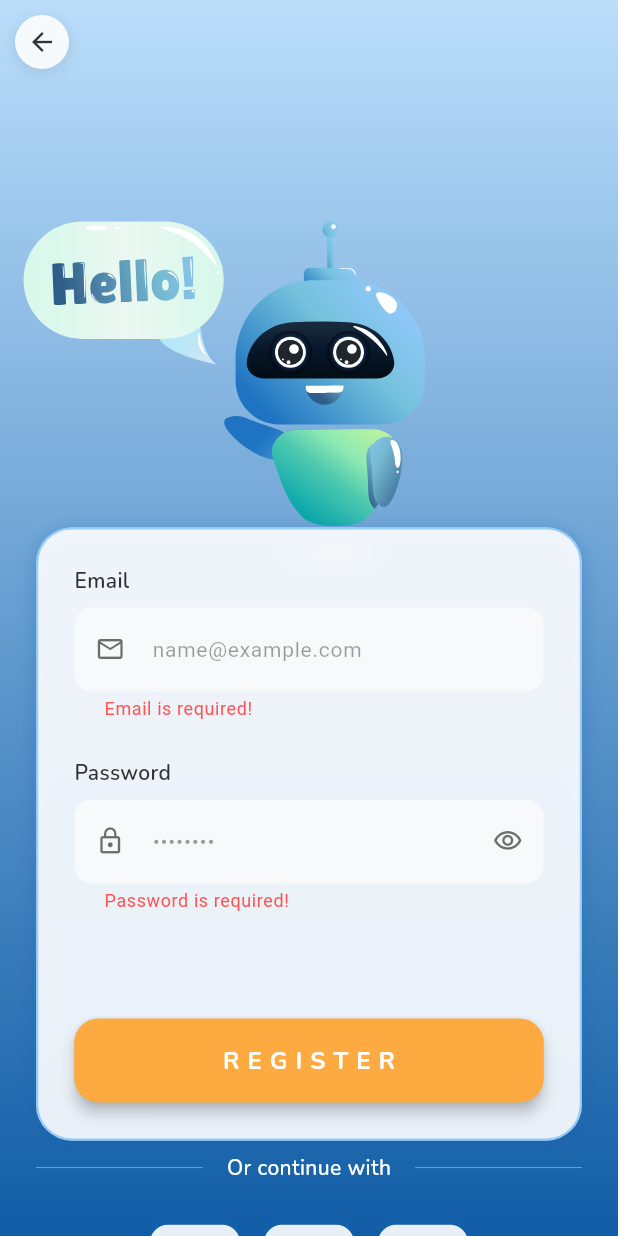
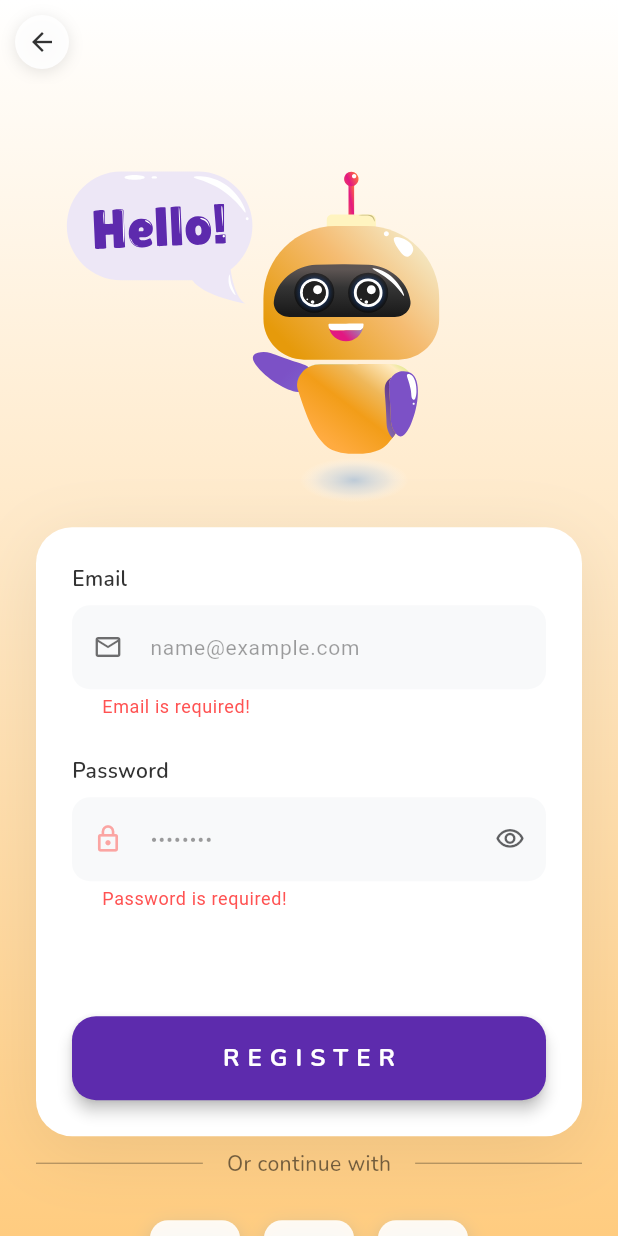
Before and after one commit to MadhavJr19/SpeakEase, a Flutter app: the SignUpPage screen opened directly, after a tap on "R E G I S T E R", on a phone screen of 412 x 824 dp. Run offline on Flutter 3.47's test engine with Material 3 defaults, Android fonts, the light colour scheme and no system bars; our stand-ins replace cloud_firestore, firebase_auth, firebase_core, flutter_tts, font_awesome_flutter, google_fonts and 9 more; missing offline and left inert: flutter_facebook_auth; accounts and stored records are empty; project files that could hold a hidden picture were left out.

Commit message:
version 1

```diff
--- a/lib/pages/Auth/signup.dart
+++ b/lib/pages/Auth/signup.dart
@@ -11,27 +11,7 @@ import 'package:flutter_facebook_auth/flutter_facebook_auth.dart';
 import 'package:sign_in_with_apple/sign_in_with_apple.dart';
 import 'login.dart';
 
-// Custom scroll physics that prevents bouncing at the top
-class CustomScrollPhysics extends BouncingScrollPhysics {
-  const CustomScrollPhysics({ScrollPhysics? parent}) : super(parent: parent);
-
-  @override
-  CustomScrollPhysics applyTo(ScrollPhysics? ancestor) {
-    return CustomScrollPhysics(parent: buildParent(ancestor));
-  }
-
-  @override
-  double applyBoundaryConditions(ScrollMetrics position, double value) {
-    if (value < position.minScrollExtent) {
-      return value - position.minScrollExtent; // Clamp to top
-    }
-    if (value > 0) {
-      return value - position.minScrollExtent;
-    }
-    return super.applyBoundaryConditions(position, value);
-  }
-}
-
+// Removed CustomScrollPhysics since we'll use default BouncingScrollPhysics
 class SignUpPage extends StatefulWidget {
   const SignUpPage({Key? key}) : super(key: key);
 
@@ -251,8 +231,8 @@ class _SignUpPageState extends State<SignUpPage> {
             begin: Alignment.topCenter,
             end: Alignment.bottomCenter,
             colors: [
-              Color(0xFFBBDEFB),
-              Color(0xFF115DA6),
+              Colors.white,
+              Color(0xFFFFCC80),
             ],
           ),
         ),
@@ -268,17 +248,21 @@ class _SignUpPageState extends State<SignUpPage> {
                 ),
               ),
             SingleChildScrollView(
-              physics: const CustomScrollPhysics(),
+              physics: const BouncingScrollPhysics(), // Use default BouncingScrollPhysics explicitly
+              child: ConstrainedBox(
+                constraints: BoxConstraints(
+                  minHeight: screenHeight, // Ensures content takes at least full screen height
+                ),
                 child: Stack(
                   children: [
                     Positioned(
                       top: screenHeight * 0.01,
-                    left: 0,
+                      left: 30,
                       right: 0,
                       child: SizedBox(
-                      height: screenHeight * 0.60,
+                        height: screenHeight * 0.50,
                         child: Lottie.asset(
-                        'assets/Lottie/hello.json',
+                          'assets/Lottie/hi.json',
                           fit: BoxFit.contain,
                         ),
                       ),
@@ -371,11 +355,11 @@ class _SignUpPageState extends State<SignUpPage> {
                                             fontSize: 14,
                                             color: Colors.black38,
                                           ),
-                                        prefixIcon: Icon(Icons.lock_outline, color: const Color(0xFF323232).withOpacity(0.7), size: 20),
+                                          prefixIcon: Icon(Icons.lock_outline, color: const Color(0xFFFC817D).withOpacity(0.7), size: 20),
                                           suffixIcon: IconButton(
                                             icon: Icon(
                                               obscurePassword ? Icons.visibility_outlined : Icons.visibility_off_outlined,
-                                            color: const Color(0xFF323232).withOpacity(0.7),
+                                              color: const Color(0xFF1E1F22).withOpacity(0.7),
                                               size: 20,
                                             ),
                                             onPressed: () {
@@ -393,7 +377,7 @@ class _SignUpPageState extends State<SignUpPage> {
                                         child: ElevatedButton(
                                           onPressed: isLoading ? null : _signUp,
                                           style: ElevatedButton.styleFrom(
-                                          backgroundColor: const Color(0xFFFDAA40),
+                                            backgroundColor: const Color(0xFF5D2BAD),
                                             shape: RoundedRectangleBorder(
                                               borderRadius: BorderRadius.circular(16),
                                             ),
@@ -423,7 +407,7 @@ class _SignUpPageState extends State<SignUpPage> {
                                 children: [
                                   Expanded(
                                     child: Divider(
-                                    color: Colors.white.withOpacity(0.5),
+                                      color: Colors.black.withOpacity(0.5),
                                       thickness: 0.5,
                                     ),
                                   ),
@@ -432,7 +416,7 @@ class _SignUpPageState extends State<SignUpPage> {
                                     child: Text(
                                       'Or continue with',
                                       style: GoogleFonts.nunito(
-                                      color: Colors.white,
+                                        color: Colors.black54,
                                         fontSize: 14,
                                         fontWeight: FontWeight.w500,
                                       ),
@@ -440,7 +424,7 @@ class _SignUpPageState extends State<SignUpPage> {
                                   ),
                                   Expanded(
                                     child: Divider(
-                                    color: Colors.white.withOpacity(0.5),
+                                      color: Colors.black.withOpacity(0.5),
                                       thickness: 0.5,
                                     ),
                                   ),
@@ -461,7 +445,7 @@ class _SignUpPageState extends State<SignUpPage> {
                                 ],
                               ),
                             ),
-                          const SizedBox(height: 12),
+                            const SizedBox(height: 15),
                             GestureDetector(
                               onTap: isLoading
                                   ? null
@@ -475,7 +459,7 @@ class _SignUpPageState extends State<SignUpPage> {
                                 child: Text(
                                   'Already Have an Account? Login',
                                   style: GoogleFonts.nunito(
-                                  color: Colors.white,
+                                    color: Colors.black54,
                                     fontSize: 14,
                                     fontWeight: FontWeight.w700,
                                   ),
@@ -488,6 +472,7 @@ class _SignUpPageState extends State<SignUpPage> {
                       ),
                     ),
                   ],
+                ),
               ),
             ),
           ],
@@ -545,20 +530,18 @@ class GlassContainer extends StatelessWidget {
   @override
   Widget build(BuildContext context) {
     return Container(
+        margin: const EdgeInsets.symmetric(horizontal: 24),
         decoration: BoxDecoration(
+          color: Colors.white,
           borderRadius: BorderRadius.circular(24),
-        color: Colors.white.withOpacity(0.9),
           boxShadow: [
             BoxShadow(
-            color: const Color(0xFF1562B1).withOpacity(0.3),
-            spreadRadius: 1,
-            blurRadius: 10,
-            offset: const Offset(0, 3),
+              color: Colors.black.withOpacity(0.07),
+              blurRadius: 40,
+              offset: const Offset(0, 10),
             ),
           ],
-        border: Border.all(color: const Color(0xFF42A5F5).withOpacity(0.5), width: 1.5),
         ),
-      margin: const EdgeInsets.symmetric(horizontal: 24),
         child: child,
         );
     }
```
Lines whose indentation alone changed are shown as unchanged.
